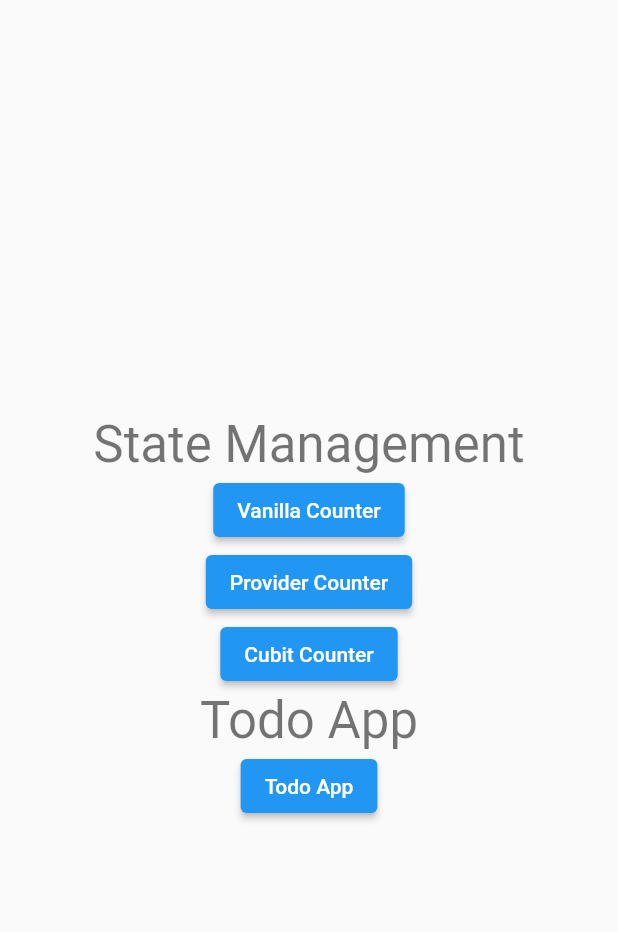
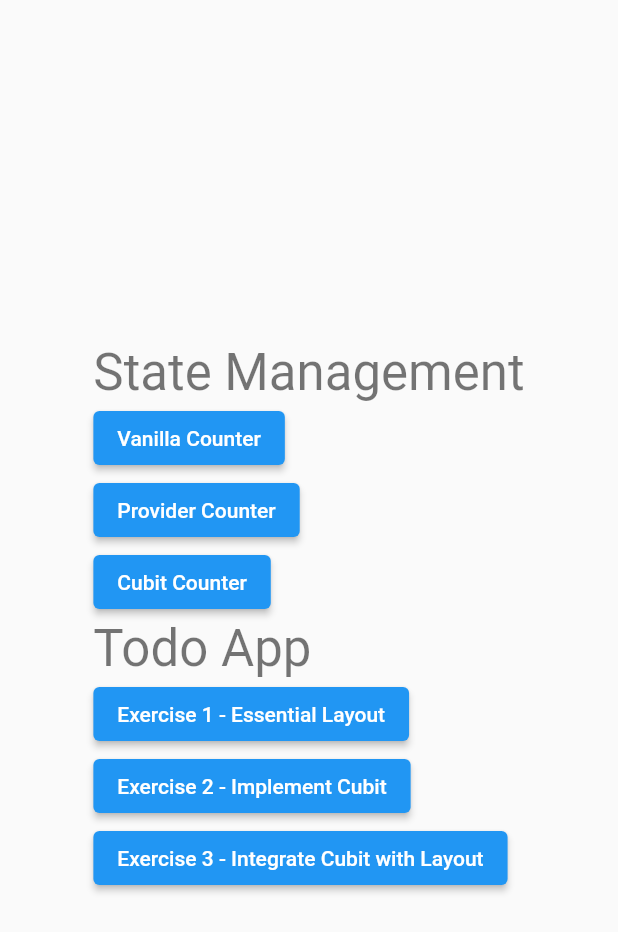
Before and after one commit to MichaelCTH/Flutter-Practical-Assignment-2021, a Flutter app: the screen it shows after launch, on a phone screen of 412 x 824 dp. Shown: the top 932 px of the screen. Run offline on Flutter 3.47's test engine with Material 2 defaults, Android fonts, the phone set to English and light mode, and no system bars; our stand-ins replace equatable, flutter_bloc.

Commit message:
Update exercises for state management

```diff
--- a/state_management/lib/app.dart
+++ b/state_management/lib/app.dart
@@ -1,8 +1,9 @@
 import 'package:flutter/material.dart';
 
+import 'exercise1/layout.dart';
+import 'exercise3/todo_page.dart';
 import 'pages/cubit_page.dart';
 import 'pages/provider_page.dart';
-import 'pages/todo_page.dart';
 import 'pages/vanilla_page.dart';
 
 class App extends StatelessWidget {
@@ -19,6 +20,7 @@ class App extends StatelessWidget {
           body: Center(
             child: Column(
               mainAxisAlignment: MainAxisAlignment.center,
+              crossAxisAlignment: CrossAxisAlignment.start,
               children: [
                 Text(
                   'State Management',
@@ -41,8 +43,27 @@ class App extends StatelessWidget {
                   style: Theme.of(context).textTheme.headline4,
                 ),
                 ElevatedButton(
-                  child: Text('Todo App'),
-                  onPressed: () => Navigator.pushNamed(context, '/todo'),
+                  child: Text('Exercise 1 - Essential Layout'),
+                  onPressed: () => Navigator.pushNamed(context, '/todo-1'),
+                ),
+                Builder(
+                  builder: (context) => ElevatedButton(
+                    child: Text('Exercise 2 - Implement Cubit'),
+                    onPressed: () {
+                      Scaffold.of(context).showSnackBar(
+                        SnackBar(
+                          content: Text(
+                            'Open `lib/exercise2/todo_cubit.dart` and `lib/exercise2/todo_state.dart`',
+                          ),
+                        ),
+                      );
+                    },
+                    // onPressed: () => Navigator.pushNamed(context, '/todo-2'),
+                  ),
+                ),
+                ElevatedButton(
+                  child: Text('Exercise 3 - Integrate Cubit with Layout'),
+                  onPressed: () => Navigator.pushNamed(context, '/todo-3'),
                 ),
               ],
             ),
@@ -53,7 +74,8 @@ class App extends StatelessWidget {
         '/vanilla': (context) => VanillaCounterPage(),
         '/provider': (context) => ProviderCounterPage(),
         '/cubit': (context) => CubitCounterPage(),
-        '/todo': (context) => TodoPage(),
+        '/todo-1': (context) => TodoAppLayout(),
+        '/todo-3': (context) => TodoPage(),
       },
     );
   }
```
Also changed, not shown: state_management/lib/exercise1/layout.dart (added, +29 -0 lines), state_management/lib/exercise3/todo_page.dart (added, +13 -0 lines), state_management/lib/pages/todo_page.dart (deleted, +0 -19 lines), state_management/assets/e1.png (added), state_management/assets/e3.png (added), state_management/lib/exercise2/todo_cubit.dart (renamed from state_management/lib/cubits/todo_cubit.dart), state_management/lib/exercise2/todo_state.dart (renamed from state_management/lib/cubits/todo_state.dart), 2 other files.
